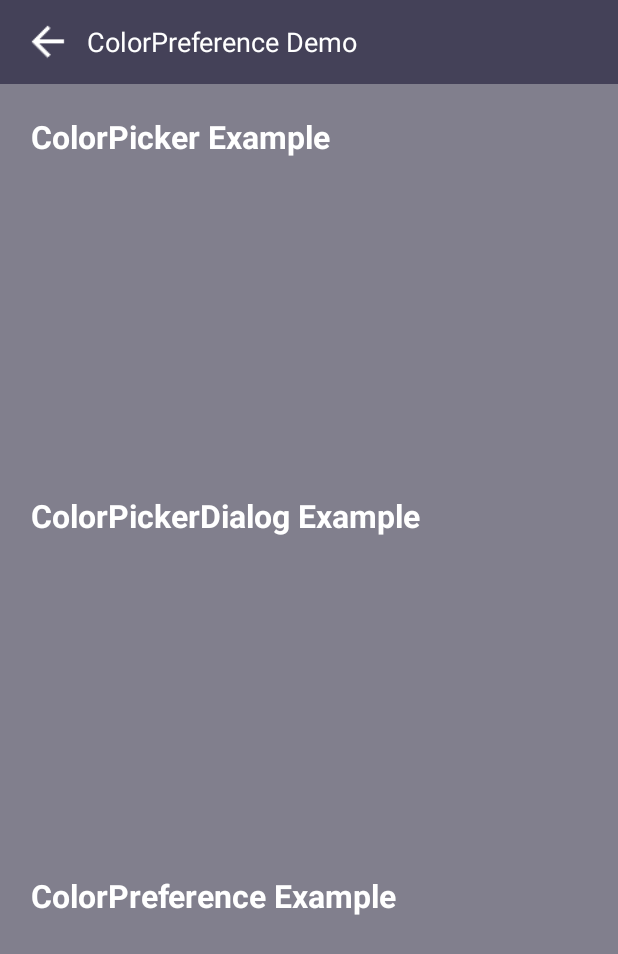
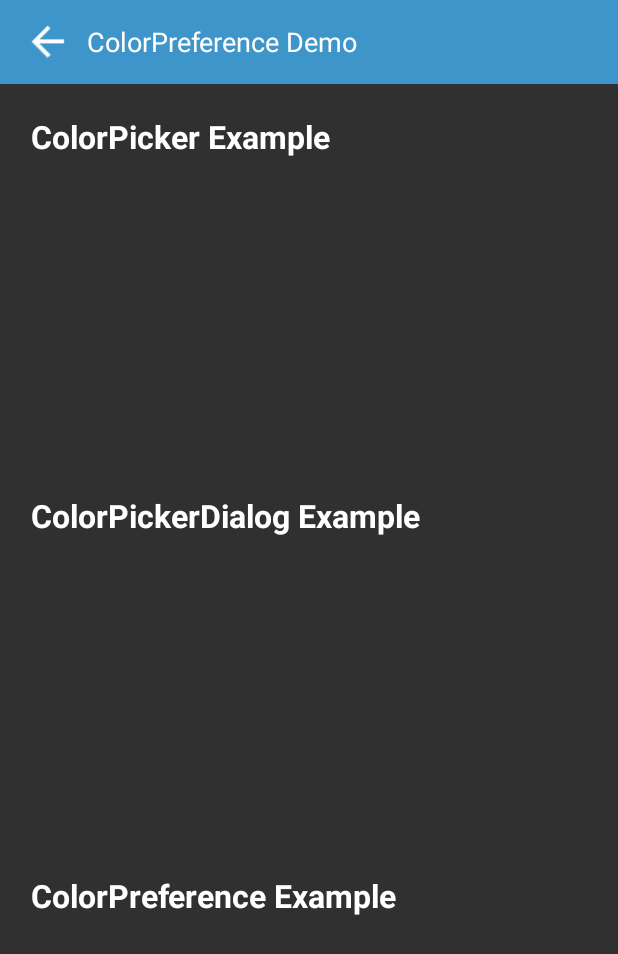
Before and after one commit to skydoves/ColorPickerPreference, an Android app: the screen it shows after launch (MainActivity), on a phone screen of 412 x 824 dp. Shown: the top 954 px of the screen. Run offline under Robolectric (Android 15) with nearby library versions, the phone set to English and light mode, and no system bars; plain views replace ElasticLayout.

```diff
--- a/app/src/main/java/com/skydoves/colorpickerpreferencedemo/BaseActivity.java
+++ b/app/src/main/java/com/skydoves/colorpickerpreferencedemo/BaseActivity.java
@@ -4,6 +4,7 @@ import android.content.SharedPreferences;
 import android.os.Bundle;
 import android.preference.PreferenceManager;
 import android.support.annotation.Nullable;
+import android.support.v4.content.ContextCompat;
 import android.support.v7.app.AppCompatActivity;
 import android.support.v7.widget.Toolbar;
 import android.view.View;
@@ -48,13 +49,13 @@ public class BaseActivity extends AppCompatActivity {
 
     public void setToolbarColor() {
         Toolbar toolbar = findViewById(R.id.toolbar);
-        toolbar.setBackgroundColor(sharedPreferences.getInt(getString(R.string.ToolbarColorPickerPreference), R.color.colorPrimary));
+        toolbar.setBackgroundColor(sharedPreferences.getInt(getString(R.string.ToolbarColorPickerPreference), ContextCompat.getColor(getBaseContext(), R.color.colorPrimary)));
     }
 
     public void setBackgroundColor() {
         View view = findViewById(R.id.layout_background);
         if(view != null) {
-            view.setBackgroundColor(sharedPreferences.getInt(getString(R.string.BackgroundColorPickerPreference), R.color.background));
+            view.setBackgroundColor(sharedPreferences.getInt(getString(R.string.BackgroundColorPickerPreference),  ContextCompat.getColor(getBaseContext(), R.color.background)));
         }
     }
 }
--- a/app/src/main/res/xml/pref_settings.xml
+++ b/app/src/main/res/xml/pref_settings.xml
@@ -19,9 +19,9 @@
         app:preference_dialog_title="Toolbar ColorPickerDialog"
         app:preference_dialog_positive="@string/confirm"
         app:preference_dialog_negative="@string/cancel"
-        app:preference_palette="@drawable/watercolor"
+        app:preference_palette="@drawable/palette"
         app:preference_selector="@drawable/wheel"
-        app:default_color="@color/background"/>
+        app:default_color="@color/colorPrimary"/>
 
     <com.skydoves.colorpickerpreference.ColorPickerPreference
         android:key="@string/BackgroundColorPickerPreference"
@@ -30,7 +30,7 @@
         app:preference_dialog_title="Background ColorPickerDialog"
         app:preference_dialog_positive="@string/confirm"
         app:preference_dialog_negative="@string/cancel"
-        app:preference_palette="@drawable/palette"
+        app:preference_palette="@drawable/watercolor"
         app:preference_selector="@drawable/wheel"
         app:default_color="@color/background"/>
 
--- a/colorpickerpreference/build.gradle
+++ b/colorpickerpreference/build.gradle
@@ -5,7 +5,7 @@ publish {
     userOrg = 'devmagician'
     groupId = 'com.github.skydoves'
     artifactId = 'colorpickerpreference'
-    publishVersion = '1.0.0'
+    publishVersion = '1.0.1'
     desc = 'This is ColorPickerPreference by skydoves'
     website = 'https://github.com/skydoves/ColorPickerPreference'
     issueTracker = "${website}/issues"
```
Also changed, not shown: colorpickerpreference/src/main/java/com/skydoves/colorpickerpreference/ColorPickerView.java (+5 -3 lines).
